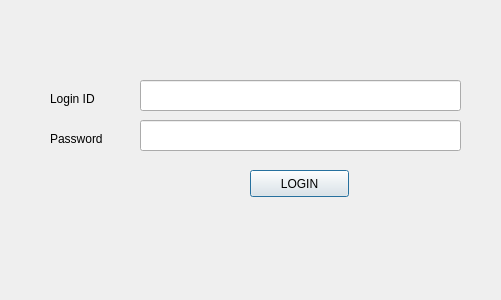
The window that Python/form.ui (rounakdatta/network-login) describes before a commit, drawn with Qt 5.
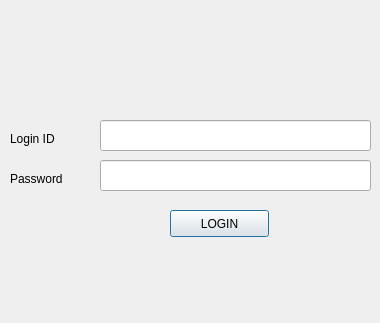
The same window after the commit.

What changed in the file:
```diff
--- a/Python/form.ui
+++ b/Python/form.ui
@@ -6,8 +6,8 @@
    <rect>
     <x>0</x>
     <y>0</y>
-    <width>501</width>
-    <height>300</height>
+    <width>380</width>
+    <height>323</height>
    </rect>
   </property>
   <property name="windowTitle">
@@ -16,8 +16,8 @@
   <widget class="QLabel" name="label_2">
    <property name="geometry">
     <rect>
-     <x>50</x>
-     <y>130</y>
+     <x>10</x>
+     <y>170</y>
      <width>68</width>
      <height>17</height>
     </rect>
@@ -29,8 +29,8 @@
   <widget class="QLabel" name="label_3">
    <property name="geometry">
     <rect>
-     <x>50</x>
-     <y>90</y>
+     <x>10</x>
+     <y>130</y>
      <width>68</width>
      <height>17</height>
     </rect>
@@ -42,8 +42,8 @@
   <widget class="QPushButton" name="pushButton">
    <property name="geometry">
     <rect>
-     <x>250</x>
-     <y>170</y>
+     <x>170</x>
+     <y>210</y>
      <width>99</width>
      <height>27</height>
     </rect>
@@ -55,23 +55,29 @@
   <widget class="QLineEdit" name="lineEdit">
    <property name="geometry">
     <rect>
-     <x>140</x>
-     <y>80</y>
-     <width>321</width>
-     <height>31</height>
-    </rect>
-   </property>
-  </widget>
-  <widget class="QLineEdit" name="lineEdit_2">
-   <property name="geometry">
-    <rect>
-     <x>140</x>
+     <x>100</x>
      <y>120</y>
-     <width>321</width>
+     <width>271</width>
      <height>31</height>
     </rect>
    </property>
   </widget>
+  <widget class="QLineEdit" name="lineEdit_2">
+   <property name="geometry">
+    <rect>
+     <x>100</x>
+     <y>160</y>
+     <width>271</width>
+     <height>31</height>
+    </rect>
+   </property>
+   <property name="inputMethodHints">
+    <set>Qt::ImhHiddenText|Qt::ImhNoAutoUppercase|Qt::ImhNoPredictiveText</set>
+   </property>
+   <property name="echoMode">
+    <enum>QLineEdit::Password</enum>
+   </property>
+  </widget>
  </widget>
  <resources/>
  <connections/>
```
Left out of the diff: 5 changed lines with no effect on the pictures.
